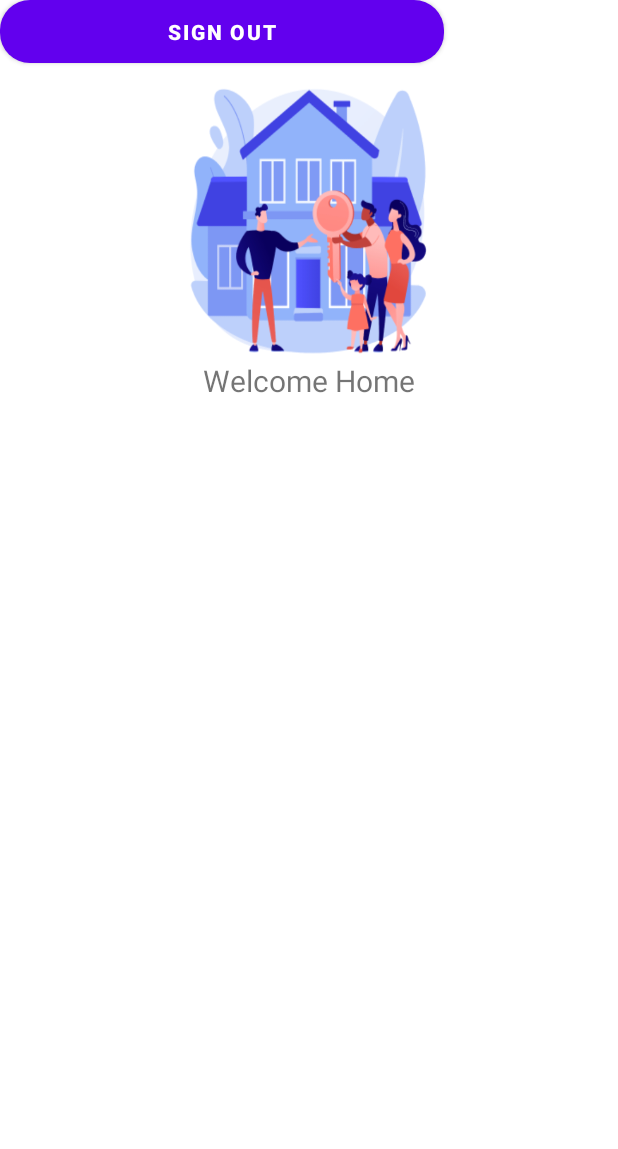
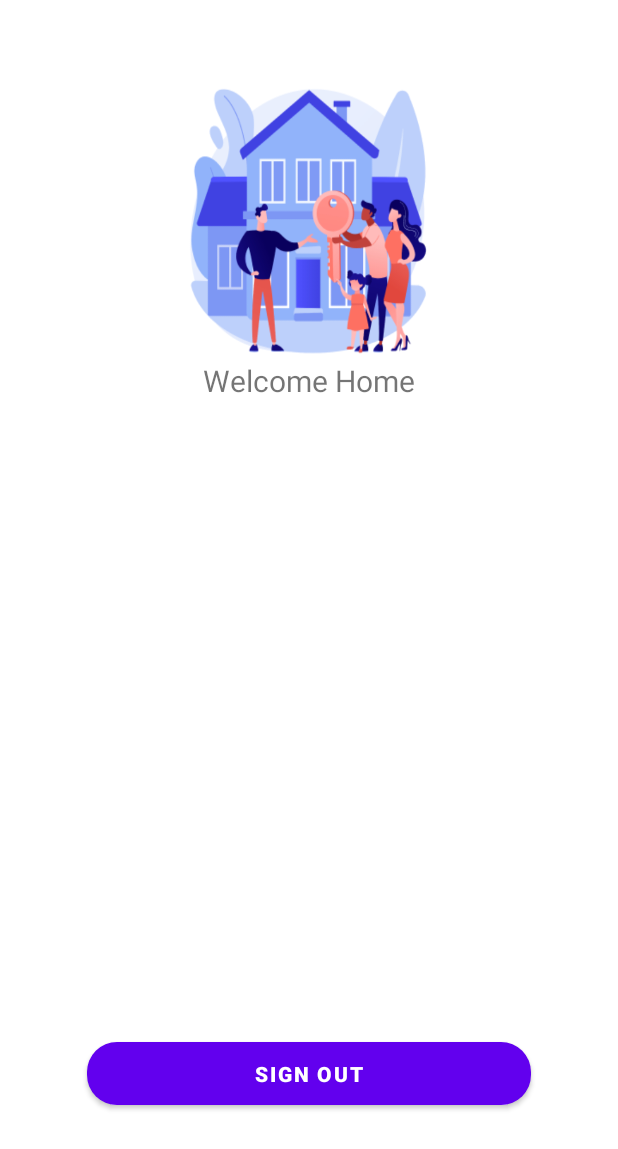
Before and after one commit to ananduremanan/Qaptive, an Android app: the homeactivity screen opened directly, with no data from a screen before it, on a phone screen of 412 x 824 dp. Shown: the top 1149 px of the screen. Run offline under Robolectric (Android 15) with nearby library versions, the phone set to English and light mode, and no system bars; our stand-ins replace Firebase (no records; nobody signed in at launch, a user with empty details on screens opened directly).

```diff
--- a/app/src/main/java/com/example/qaptive/homeactivity.java
+++ b/app/src/main/java/com/example/qaptive/homeactivity.java
@@ -2,13 +2,34 @@ package com.example.qaptive;
 
 import androidx.appcompat.app.AppCompatActivity;
 
+import android.content.Intent;
 import android.os.Bundle;
+import android.view.View;
+import android.widget.Button;
+
+import com.google.firebase.auth.FirebaseAuth;
 
 public class homeactivity extends AppCompatActivity {
+
+    private Button signoutbtn;
+    private FirebaseAuth mAuth;
 
     @Override
     protected void onCreate(Bundle savedInstanceState) {
         super.onCreate(savedInstanceState);
         setContentView(R.layout.activity_homeactivity);
+
+        signoutbtn = findViewById(R.id.signoutbtn);
+        mAuth = FirebaseAuth.getInstance();
+
+        signoutbtn.setOnClickListener(new View.OnClickListener() {
+            @Override
+            public void onClick(View view) {
+                mAuth.signOut();
+                startActivity(new Intent(homeactivity.this, SigninActivity.class));
+                finish();
+            }
+        });
+
     }
 }
--- a/app/src/main/res/layout/activity_homeactivity.xml
+++ b/app/src/main/res/layout/activity_homeactivity.xml
@@ -24,10 +24,15 @@
         android:id="@+id/signoutbtn"
         android:layout_width="296dp"
         android:layout_height="42dp"
+        android:layout_marginTop="381dp"
+        android:layout_marginBottom="42dp"
         android:background="@drawable/btn_shape"
         android:text="Sign Out"
         android:textStyle="bold"
-        tools:layout_editor_absoluteX="58dp"
-        tools:layout_editor_absoluteY="647dp" />
+        app:layout_constraintBottom_toBottomOf="parent"
+        app:layout_constraintEnd_toEndOf="parent"
+        app:layout_constraintHorizontal_bias="0.5"
+        app:layout_constraintStart_toStartOf="parent"
+        app:layout_constraintTop_toBottomOf="@+id/textView" />
 
 </androidx.constraintlayout.widget.ConstraintLayout>
```
Also changed, not shown: app/src/main/java/com/example/qaptive/MainActivity.java (+8 -1 lines), app/src/main/java/com/example/qaptive/SigninActivity.java (+68 -0 lines).
